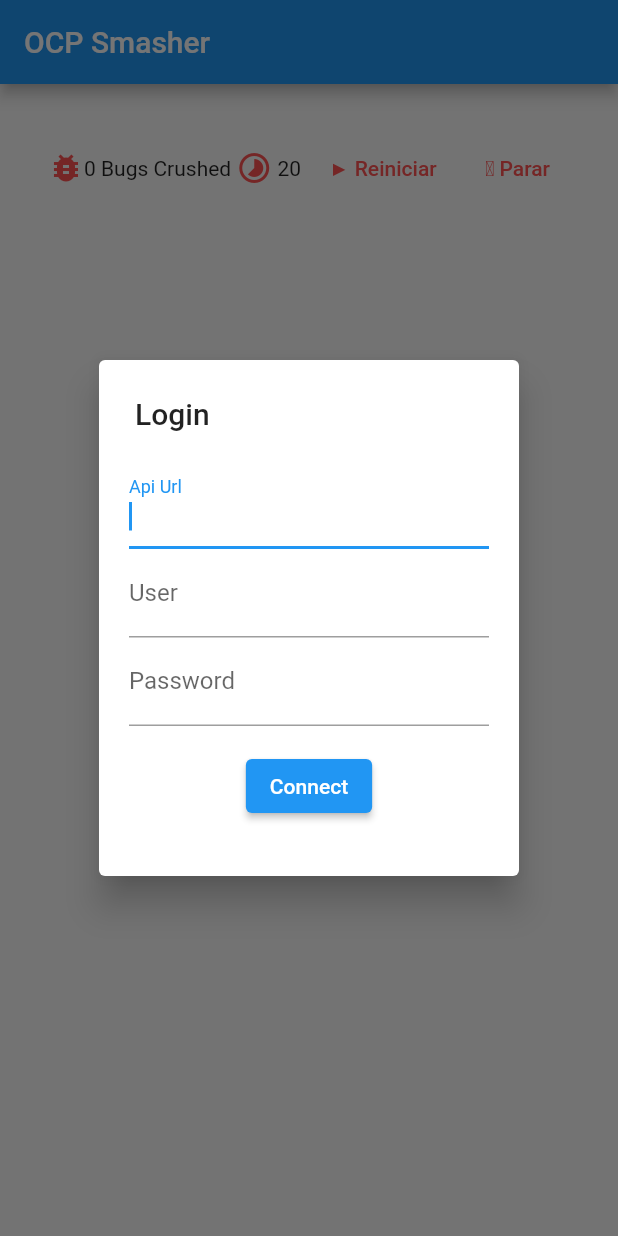
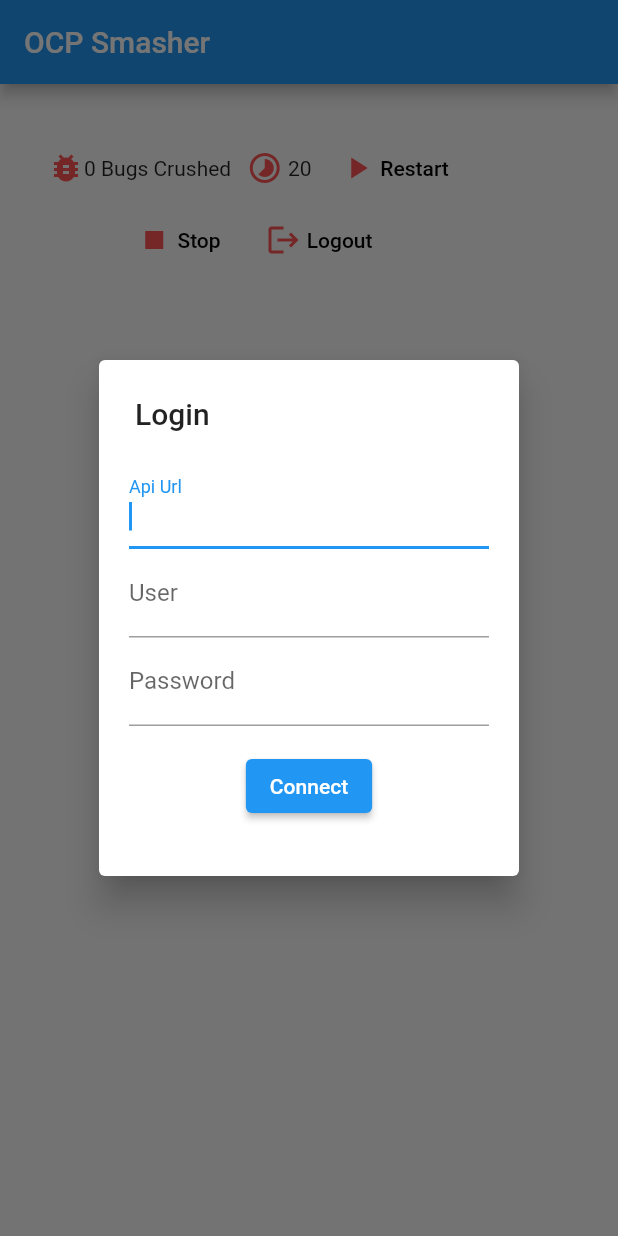
Before and after one commit to casimon-rh/BugSmasherDemo, a Flutter app: the screen it shows after launch, on a phone screen of 412 x 824 dp. Run offline on Flutter 3.47's test engine with Material 2 defaults, Android fonts, the phone set to English and light mode, and no system bars; our stand-ins replace get_it.

Commit message:
Bacend Integrations and bugs

```diff
--- a/lib/dto/Pod.dart
+++ b/lib/dto/Pod.dart
@@ -1,5 +1,6 @@
 class Pod {
   late String name;
-  late String runtime;
+  late String? runtime;
   late bool isRunning;
+  Pod({this.name = "", this.runtime, this.isRunning = true});
 }
--- /dev/null
+++ b/lib/dto/Request.dart
@@ -0,0 +1,5 @@
+class Request {
+  final String token;
+  final String url;
+  const Request({required this.token, required this.url});
+}
--- a/lib/main.dart
+++ b/lib/main.dart
@@ -1,5 +1,8 @@
 import 'dart:async';
 import 'package:flutter/material.dart';
+import 'dto/Request.dart';
+import 'service/OcpService.dart';
+import 'dto/Pod.dart';
 import 'widgets/Bug.dart';
 import 'service/service_locator.dart';
 import 'widgets/LoginDialog.dart';
@@ -36,29 +39,39 @@ class _MyAppState extends State<MyApp> {
   int _crushCount = 0;
   int _start = 40;
   int _starts = 20;
-  String _token = '';
+  String _token = "";
+  String _url = "";
   bool flag = true;
   List<Bug> bugs = [];
+  OcpService service = getIt<OcpService>();
 
   late Timer _timer;
 
-  void restartTimer() {
+  void restartTimer() async {
     setState(() {
       _start = 40;
       _starts = 20;
       _crushCount = 0;
       bugs.clear();
     });
+    List<Pod> pods = await service.getPods(_url, _token);
     _timer = Timer.periodic(const Duration(milliseconds: 500), (timer) {
       if (_start == 0) {
         cancel();
       } else {
+        int lastlenght = bugs.length - 1;
+        int index = lastlenght >= 0 ? lastlenght : 0;
+        while (pods.length <= index) {
+          index = index - pods.length;
+        }
         setState(() {
           _start--;
           if (_start.isEven) _starts--;
           bugs.add(new Bug(
-            onChanged: (bool crushed) => setState(() {
+            pod: pods[index],
+            onChanged: (Pod pod) => setState(() {
               _crushCount += 1;
+              service.deletePod(_url, _token, pod.name);
             }),
           ));
         });
@@ -71,6 +84,26 @@ class _MyAppState extends State<MyApp> {
       _timer.cancel();
       bugs.clear();
     });
+  }
+
+  void createDialog() {
+    Future.delayed(
+        Duration.zero,
+        () => showDialog(
+            context: context,
+            builder: (context) => LoginDialog(onChanged: (Request t) {
+                  _token = t.token;
+                  _url = t.url;
+                  restartTimer();
+                })));
+  }
+
+  void logout() {
+    cancel();
+    setState(() {
+      _token = "";
+    });
+    createDialog();
   }
 
   @override
@@ -88,14 +121,7 @@ class _MyAppState extends State<MyApp> {
   @override
   Widget build(BuildContext context) {
     if (flag) {
-      Future.delayed(
-          Duration.zero,
-          () => showDialog(
-              context: context,
-              builder: (context) => LoginDialog(onChanged: (String t) {
-                    _token = t;
-                    restartTimer();
-                  })));
+      createDialog();
       flag = false;
     }
     return Stack(
@@ -103,6 +129,7 @@ class _MyAppState extends State<MyApp> {
         Container(
             child: Column(
           children: [
+            Row(children: [
               Container(
                 padding: const EdgeInsets.all(32),
                 child: Score(
@@ -110,8 +137,10 @@ class _MyAppState extends State<MyApp> {
                   crushCount: _crushCount,
                   starts: _starts,
                   restartTimer: restartTimer,
+                  logout: logout,
                 ),
-            ),
+              )
+            ])
           ],
         )),
         ...bugs
--- a/lib/service/OcpServiceRest.dart
+++ b/lib/service/OcpServiceRest.dart
@@ -24,11 +24,11 @@ class OcpServiceRest extends OcpService {
     try {
       Response res = await get(Uri.parse(url), headers: headers);
       if (res.statusCode == 401)
-        return new List<Pod>.generate(0, (index) => Pod());
+        return [new Pod(isRunning: true, name: "a", runtime: "java")];
       return jsonDecode(res.body);
     } catch (e) {
       print('Caught error: $e');
-      return new List<Pod>.generate(0, (index) => Pod());
+      return [new Pod(isRunning: true, name: "a", runtime: "java")];
     }
   }
 
--- a/lib/widgets/DialogInput.dart
+++ b/lib/widgets/DialogInput.dart
@@ -3,14 +3,14 @@ import 'package:flutter/material.dart';
 class DialogInput extends StatelessWidget {
   const DialogInput(
       {Key? key,
-      this.controller,
-      this.label,
+      required this.controller,
+      required this.label,
       this.pass = false,
       this.autofocus = false})
       : super(key: key);
 
-  final TextEditingController? controller;
-  final String? label;
+  final TextEditingController controller;
+  final String label;
   final bool pass;
   final bool autofocus;
   @override
--- a/lib/widgets/LoginDialog.dart
+++ b/lib/widgets/LoginDialog.dart
@@ -1,14 +1,13 @@
 import 'package:flutter/material.dart';
+import '../dto/Request.dart';
 import '../service/OcpService.dart';
 import '../service/service_locator.dart';
 import 'DialogInput.dart';
 
 class LoginDialog extends StatefulWidget {
-  const LoginDialog({Key? key, this.token = '', required this.onChanged})
-      : super(key: key);
+  const LoginDialog({Key? key, required this.onChanged}) : super(key: key);
 
-  final String token;
-  final ValueChanged<String> onChanged;
+  final ValueChanged<Request> onChanged;
   @override
   LoginDialogState createState() {
     return LoginDialogState();
@@ -28,7 +27,7 @@ class LoginDialogState extends State<LoginDialog> {
   }
 
   void _saveToken() {
-    widget.onChanged(token);
+    widget.onChanged(Request(token: token, url: urlController.text));
   }
 
   OcpService service = getIt<OcpService>();
@@ -69,6 +68,7 @@ class LoginDialogState extends State<LoginDialog> {
                           );
                         } else {
                           _saveToken();
+                          clearForm();
                           Navigator.of(context).pop();
                         }
                       }
--- a/lib/widgets/Score.dart
+++ b/lib/widgets/Score.dart
@@ -3,27 +3,29 @@ import 'package:flutter/material.dart';
 class Score extends StatelessWidget {
   const Score(
       {Key? key,
-      this.crushCount = 0,
-      this.starts = 0,
-      this.restartTimer,
-      this.cancel})
+      required this.crushCount,
+      required this.starts,
+      required this.restartTimer,
+      required this.cancel,
+      required this.logout})
       : super(key: key);
 
   final int crushCount;
   final int starts;
-  final Function()? restartTimer;
-  final Function()? cancel;
+  final Function() restartTimer;
+  final Function() cancel;
+  final Function() logout;
   @override
   Widget build(BuildContext context) {
     return Container(
-        child: Row(
-      children: [
+        child: Column(children: [
+      Row(children: [
         Icon(
           Icons.bug_report,
           color: Colors.redAccent,
         ),
         Text("$crushCount"),
-        const Text(' Bugs Crushed '),
+        const Text(' Bugs Crushed   '),
         Icon(
           Icons.timelapse,
           color: Colors.redAccent,
@@ -31,18 +33,46 @@ class Score extends StatelessWidget {
         Text(" $starts   "),
         TextButton(
             onPressed: restartTimer,
-            child: const Text(
-              "▶ Reiniciar",
-              style: TextStyle(color: Colors.redAccent),
-            )),
-        const Text('    '),
-        TextButton(
-            onPressed: cancel,
-            child: const Text(
-              "⏹ Parar",
-              style: TextStyle(color: Colors.redAccent),
-            ))
-      ],
-    ));
+            child: Row(children: [
+              Icon(
+                Icons.play_arrow,
+                color: Colors.redAccent,
+              ),
+              const Text(
+                " Restart",
+                style: TextStyle(color: Colors.black),
+              )
+            ])),
+      ]),
+      Row(
+        children: [
+          TextButton(
+              onPressed: cancel,
+              child: Row(children: [
+                Icon(
+                  Icons.stop,
+                  color: Colors.redAccent,
+                ),
+                const Text(
+                  " Stop",
+                  style: TextStyle(color: Colors.black),
+                )
+              ])),
+          const Text('    '),
+          TextButton(
+              onPressed: logout,
+              child: Row(children: [
+                Icon(
+                  Icons.logout,
+                  color: Colors.redAccent,
+                ),
+                const Text(
+                  " Logout",
+                  style: TextStyle(color: Colors.black),
+                )
+              ]))
+        ],
+      )
+    ]));
   }
 }
```
Also changed, not shown: lib/service/OcpServiceFake.dart (+6 -2 lines), lib/widgets/Bug.dart (+21 -15 lines). Lines whose indentation alone changed are shown as unchanged.
